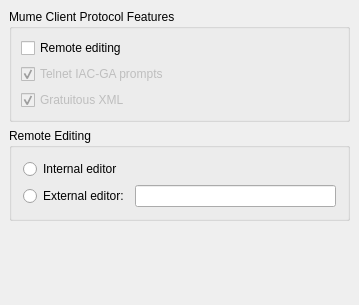
This is src/preferences/mumeprotocolpage.ui in MUME/MMapper as Qt 5 draws it before an edit. The edited form follows.
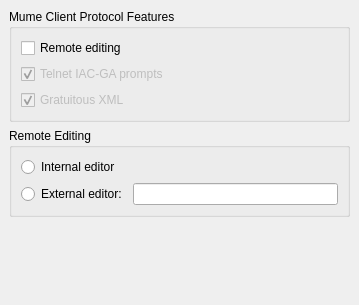
This is the edited form.

Commit message: Loosen config dialog spacing constraints

```diff
--- a/src/preferences/mumeprotocolpage.ui
+++ b/src/preferences/mumeprotocolpage.ui
@@ -151,8 +151,6 @@
    </item>
   </layout>
  </widget>
- <layoutdefault spacing="6" margin="11"/>
- <pixmapfunction>qPixmapFromMimeSource</pixmapfunction>
  <tabstops>
   <tabstop>remoteEditCheckBox</tabstop>
   <tabstop>IACPromptCheckBox</tabstop>
```
The commit also changes 8 other files.
